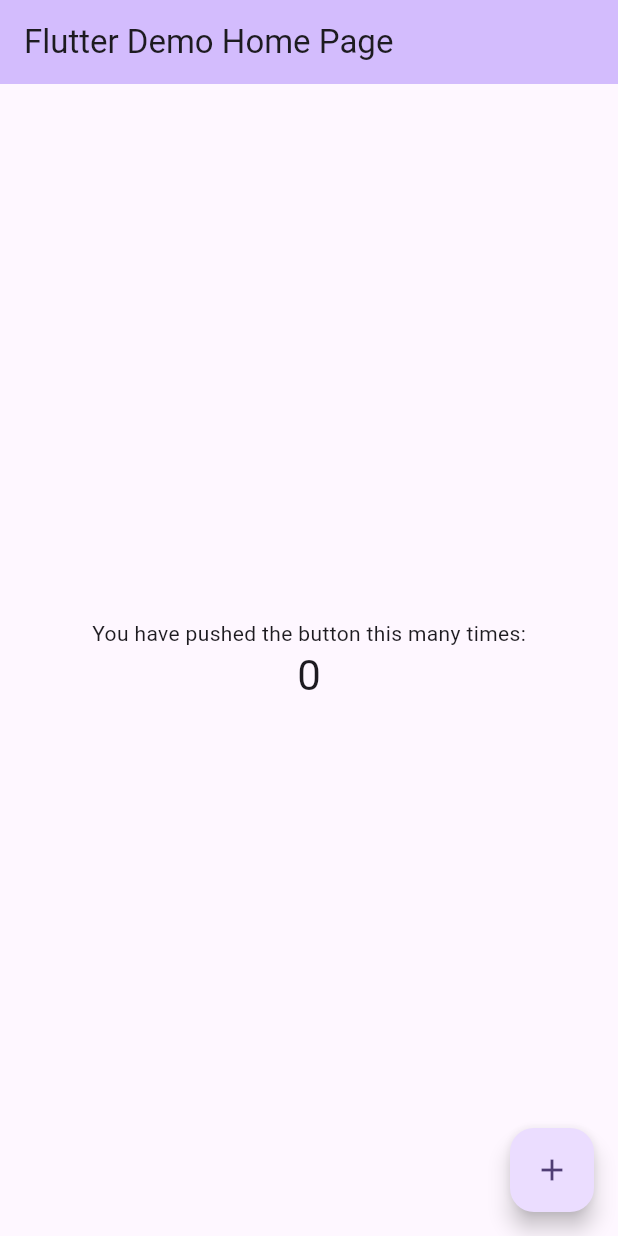
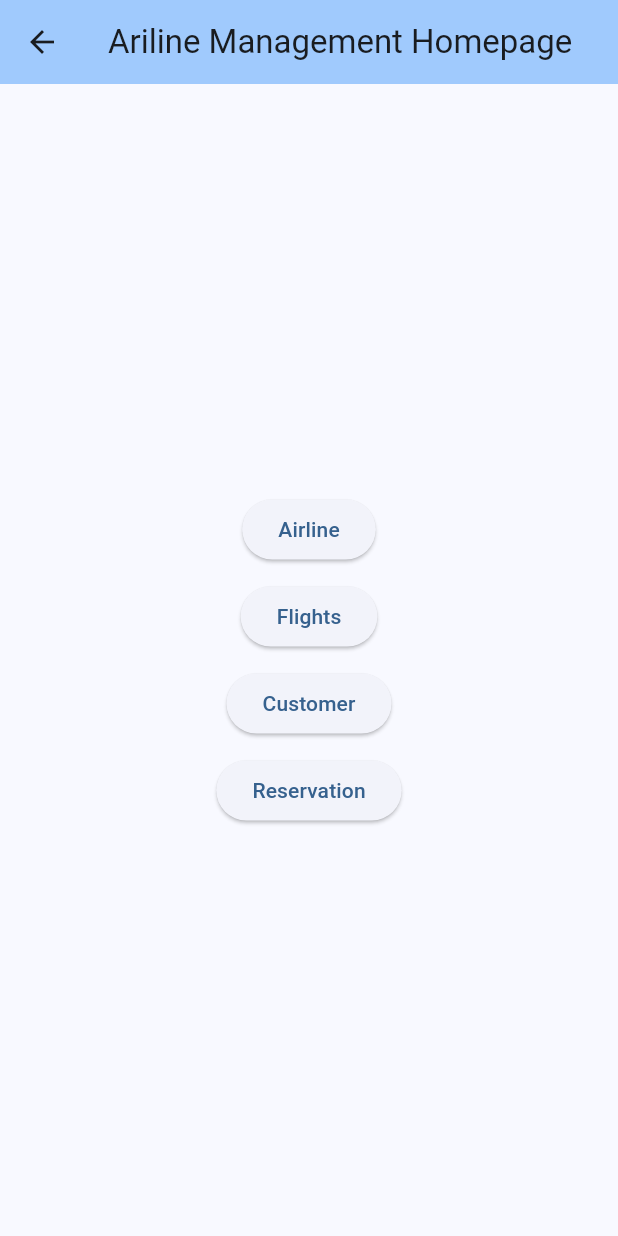
Before and after one commit to RyanRen2023/airline_management, a Flutter app: the screen it shows after launch, on a phone screen of 412 x 824 dp. Run offline on Flutter 3.47's test engine with Material 3 defaults, Android fonts, the phone set to English and light mode, and no system bars.

Commit message:
add init code

```diff
--- /dev/null
+++ b/lib/Config.dart
@@ -0,0 +1,11 @@
+class Config {
+  static const double SIZEDBOX_HIGHT = 10;
+
+  /**
+    *  Navagation
+    * */
+  static const String NAV_CUSTOMER = '/customer';
+  static const String NAV_AIRLINE = '/airline';
+  static const String NAV_FLIGHTS = '/flights';
+  static const String NAV_RESERVATION = '/conversation';
+}
--- a/lib/main.dart
+++ b/lib/main.dart
@@ -1,4 +1,9 @@
 import 'package:flutter/material.dart';
+import 'package:airline_management/customer/CustomerPage.dart';
+import 'package:airline_management/airline/AirlinePage.dart';
+import 'package:airline_management/flights/FlightsPage.dart';
+import 'package:airline_management/reservation/ReservationPage.dart';
+import 'package:airline_management/Config.dart';
 
 void main() {
   runApp(const MyApp());
@@ -11,20 +16,27 @@ class MyApp extends StatelessWidget {
   @override
   Widget build(BuildContext context) {
     return MaterialApp(
-      title: 'Flutter Demo',
+      title: 'Airline Management',
       theme: ThemeData(
-        colorScheme: ColorScheme.fromSeed(seedColor: Colors.deepPurple),
+        colorScheme: ColorScheme.fromSeed(seedColor: Colors.blue),
         useMaterial3: true,
       ),
-      home: const MyHomePage(title: 'Flutter Demo Home Page'),
+      home: const MyHomePage(title: 'Ariline Management Homepage'),
+      initialRoute: '/home',
+      routes: {
+        '/home': (context) =>
+            const MyHomePage(title: 'Ariline Management Homepage'),
+        Config.NAV_CUSTOMER: (context) => const CustomerPage(title: "Customer"),
+        Config.NAV_AIRLINE: (context) => const AirlinePage(title: "Airline"),
+        Config.NAV_FLIGHTS: (context) => const FlightsPage(title: "Flights"),
+        Config.NAV_RESERVATION: (context) => const ReservationPage(title: "Reservation"),
+      },
     );
   }
 }
 
 class MyHomePage extends StatefulWidget {
   const MyHomePage({super.key, required this.title});
-
-
 
   final String title;
 
@@ -33,46 +45,48 @@ class MyHomePage extends StatefulWidget {
 }
 
 class _MyHomePageState extends State<MyHomePage> {
-  int _counter = 0;
-
   void _incrementCounter() {
-    setState(() {
-
-      _counter++;
-    });
+    setState(() {});
   }
 
   @override
   Widget build(BuildContext context) {
-
     return Scaffold(
       appBar: AppBar(
-
         backgroundColor: Theme.of(context).colorScheme.inversePrimary,
-
         title: Text(widget.title),
       ),
       body: Center(
-
         child: Column(
-
           mainAxisAlignment: MainAxisAlignment.center,
           children: <Widget>[
-            const Text(
-              'You have pushed the button this many times:',
+            ElevatedButton(onPressed: () {
+              Navigator.pushNamed(context, Config.NAV_AIRLINE);
+            }, child: const Text("Airline")),
+            SizedBox(
+              height: Config.SIZEDBOX_HIGHT,
             ),
-            Text(
-              '$_counter',
-              style: Theme.of(context).textTheme.headlineMedium,
+            ElevatedButton(onPressed: () {
+              Navigator.pushNamed(context, Config.NAV_FLIGHTS);
+
+            }, child: const Text("Flights")),
+            SizedBox(
+              height: Config.SIZEDBOX_HIGHT,
             ),
+            ElevatedButton(
+                onPressed: () {
+                  Navigator.pushNamed(context, Config.NAV_CUSTOMER);
+                },
+                child: const Text("Customer")),
+            SizedBox(
+              height: Config.SIZEDBOX_HIGHT,
+            ),
+            ElevatedButton(onPressed: () {
+              Navigator.pushNamed(context, Config.NAV_RESERVATION);
+            }, child: const Text("Reservation")),
           ],
         ),
       ),
-      floatingActionButton: FloatingActionButton(
-        onPressed: _incrementCounter,
-        tooltip: 'Increment',
-        child: const Icon(Icons.add),
-      ), // This trailing comma makes auto-formatting nicer for build methods.
     );
   }
 }
```
Also changed, not shown: lib/airline/AirlinePage.dart (added, +32 -0 lines), lib/customer/CustomerPage.dart (added, +32 -0 lines), lib/flights/FlightsPage.dart (added, +32 -0 lines), lib/reservation/ReservationPage.dart (added, +32 -0 lines).
